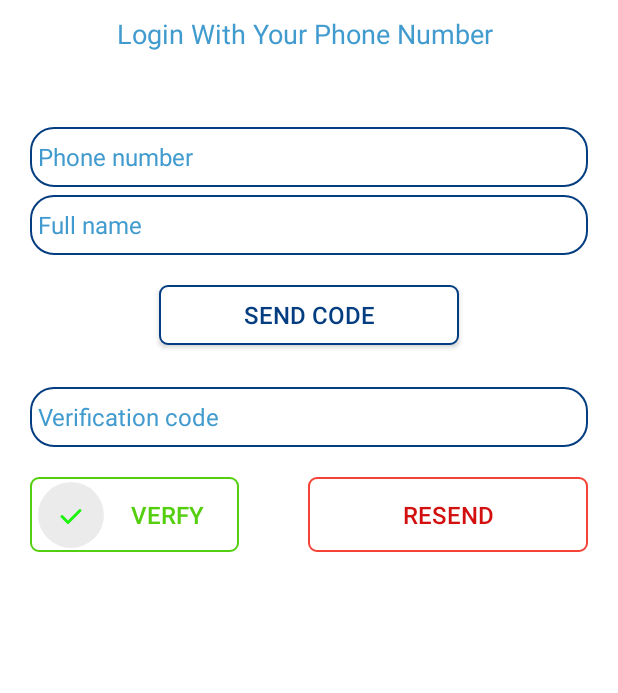
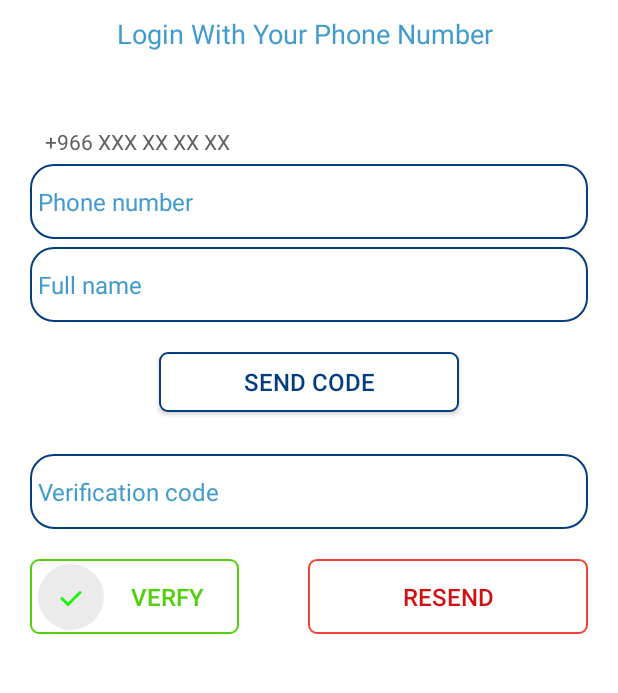
Before and after one commit to khaledinf39/Learn_Easy, an Android app: the screen it shows after launch (Login_activity), on a phone screen of 412 x 824 dp, the part 364-1057 px from its top. Run offline under Robolectric (Android 15) with nearby library versions, the phone set to English and light mode, and no system bars; our stand-ins replace Firebase (no records; nobody signed in at launch, a user with empty details on screens opened directly).

Commit message:
new update

```diff
--- a/app/src/main/java/com/kh_sof_dev/learneasy/Activities/Course_Activity.java
+++ b/app/src/main/java/com/kh_sof_dev/learneasy/Activities/Course_Activity.java
@@ -556,7 +556,7 @@ back.setOnClickListener(new View.OnClickListener() {
                    database = FirebaseDatabase.getInstance();
                    FirebaseAuth auth= FirebaseAuth.getInstance();
                    final DatabaseReference myRef = database.getReference()
-                           .child("Users").child(auth.getUid());
+                           .child("Users");
 
                    myRef.child(auth.getUid()).child("My_level").setValue(MainActivity.My_level+1);
                    POPDialog.dismiss();
@@ -586,6 +586,9 @@ back.setOnClickListener(new View.OnClickListener() {
             }
         });
         ImageView delete=popupView.findViewById(R.id.delete);
+        if (!MainActivity.isAdmin){
+            delete.setVisibility(View.GONE);
+        }
         delete.setOnClickListener(new View.OnClickListener() {
             @Override
             public void onClick(View view) {
--- a/app/src/main/java/com/kh_sof_dev/learneasy/Activities/MainActivity.java
+++ b/app/src/main/java/com/kh_sof_dev/learneasy/Activities/MainActivity.java
@@ -99,6 +99,7 @@ public class MainActivity extends AppCompatActivity implements View.OnClickListe
         logout.setOnClickListener(this);
 if (!MainActivity.isAdmin){
     Student.setVisibility(View.GONE);
+    fab.setVisibility(View.GONE);
 }
 
         switchFGM(new HomeFragment());
--- a/app/src/main/java/com/kh_sof_dev/learneasy/Activities/Seplesh_activity.java
+++ b/app/src/main/java/com/kh_sof_dev/learneasy/Activities/Seplesh_activity.java
@@ -33,7 +33,8 @@ public class Seplesh_activity extends AppCompatActivity {
                 FirebaseAuth auth= FirebaseAuth.getInstance();
                 FirebaseUser user=auth.getCurrentUser();
                 if (user!=null){
-                    if (user.getPhoneNumber().equals("+213672886642")){
+                    if (user.getPhoneNumber().equals("+213672886642") ||
+                            user.getPhoneNumber().equals("+966533598959")){
                         MainActivity.isAdmin=true;
                         Intent intent = new Intent(Seplesh_activity.this, MainActivity.class);
                         startActivity(intent );
--- a/app/src/main/java/com/kh_sof_dev/learneasy/adapter/Course_adapter.java
+++ b/app/src/main/java/com/kh_sof_dev/learneasy/adapter/Course_adapter.java
@@ -14,6 +14,7 @@ import android.widget.TextView;
 import androidx.annotation.RequiresApi;
 import androidx.recyclerview.widget.RecyclerView;
 
+import com.kh_sof_dev.learneasy.Activities.MainActivity;
 import com.kh_sof_dev.learneasy.R;
 import com.kh_sof_dev.learneasy.modul.Course;
 import com.kh_sof_dev.learneasy.modul.Level;
@@ -69,7 +70,9 @@ holder.name.setText(mItems.get(position).getName());
                 .load(mItems.get(position).getImage())
                 .placeholder(R.drawable.ic_logo)
                 .into(holder.img);
-
+        if (!MainActivity.isAdmin){
+            holder.delete.setVisibility(View.GONE);
+        }
 ////add action when you click
         mview.setOnClickListener(new View.OnClickListener() {
             @Override
--- a/app/src/main/java/com/kh_sof_dev/learneasy/adapter/Level_adapter.java
+++ b/app/src/main/java/com/kh_sof_dev/learneasy/adapter/Level_adapter.java
@@ -73,10 +73,10 @@ holder.name.setText(mItems.get(position).getName());
                 .placeholder(R.drawable.ic_logo)
                 .into(holder.img);
 
-        if ((MainActivity.My_level!=position && position!=0) && !MainActivity.isAdmin){
+        if (MainActivity.My_level==position+1 || MainActivity.isAdmin){
+            holder.lock.setVisibility(View.GONE);
+        }else {
             holder.lock.setVisibility(View.VISIBLE);
-        }else {
-            holder.lock.setVisibility(View.GONE);
         }
         mview.setOnClickListener(new View.OnClickListener() {
             @Override
--- a/app/src/main/res/layout/activity_login.xml
+++ b/app/src/main/res/layout/activity_login.xml
@@ -63,13 +63,26 @@ app:layout_constraintEnd_toEndOf="parent"
              android:id="@+id/t2"
              android:textColor="@color/colorPrimary"
              />
+         <TextView
+
+             android:layout_width="wrap_content"
+             android:layout_height="wrap_content"
+             app:layout_constraintTop_toBottomOf="@+id/t2"
+             app:layout_constraintLeft_toLeftOf="parent"
+             android:text="+966 XXX XX XX XX"
+             android:layout_marginLeft="10dp"
+             android:layout_marginTop="50dp"
+             android:textSize="14sp"
+             android:id="@+id/t3"
+             android:textColor="@color/bk_grey"
+             />
          <EditText
              android:layout_width="match_parent"
-             android:layout_height="40dp"
+             android:layout_height="50dp"
              android:background="@drawable/bk_edite_bay"
              android:id="@+id/phone"
-             app:layout_constraintTop_toBottomOf="@+id/t2"
-             android:layout_marginTop="50dp"
+             app:layout_constraintTop_toBottomOf="@+id/t3"
+             android:layout_marginTop="5dp"
              android:hint="Phone number"
              android:textSize="16dp"
              android:textColorHint="@color/colorPrimary"
@@ -88,7 +101,7 @@ app:layout_constraintEnd_toEndOf="parent"
              >
              <EditText
                  android:layout_width="match_parent"
-                 android:layout_height="40dp"
+                 android:layout_height="50dp"
                  android:background="@drawable/bk_edite_bay"
                  android:id="@+id/email"
                  app:layout_constraintTop_toTopOf="parent"
@@ -108,7 +121,7 @@ app:layout_constraintEnd_toEndOf="parent"
          <EditText
              android:id="@+id/code"
              android:layout_width="match_parent"
-             android:layout_height="40dp"
+             android:layout_height="50dp"
              android:layout_marginTop="28dp"
              android:background="@drawable/bk_edite_bay"
              android:textColorHint="@color/colorPrimary"
```
